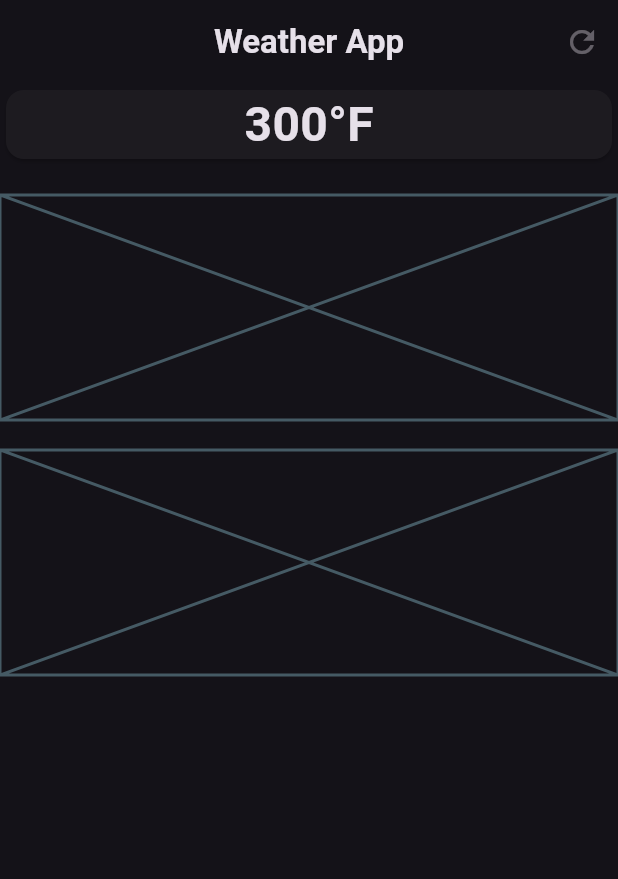
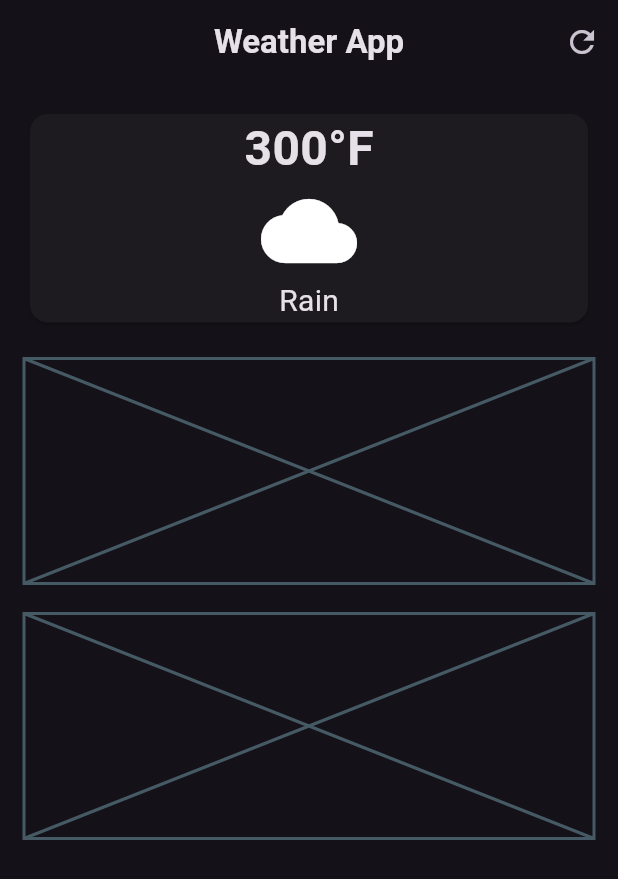
Before and after one commit to naimul-hasan-sabbir/weather-info-app, a Flutter app: the screen it shows after launch, on a phone screen of 412 x 824 dp. Shown: the top 879 px of the screen. Run offline on Flutter 3.47's test engine with Material 2 defaults, Android fonts, the light colour scheme and no system bars.

Commit message:
upper layout design

```diff
--- a/lib/weather_screen.dart
+++ b/lib/weather_screen.dart
@@ -13,27 +13,47 @@ class WeatherScreen extends StatelessWidget {
         ),
         centerTitle: true,
         actions: [
-          IconButton(onPressed: () {
-            print("refresh")
-          }, icon: const Icon(Icons.refresh)),
+          IconButton(onPressed: () {}, icon: const Icon(Icons.refresh)),
         ],
       ),
-      body: Column(children: [
+      body: Padding(
+        padding: const EdgeInsets.all(16.0),
+        child: Column(children: [
           SizedBox(
             width: double.infinity,
-          child: Card(child: Column(
-            children: [
-              Text('300°F', style: TextStyle(fontSize: 32, fontWeight: FontWeight.bold),),
+            child: Card(
+              child: Column(
+                children: const [
+                  Text(
+                    '300°F',
+                    style: TextStyle(fontSize: 32, fontWeight: FontWeight.bold),
+                  ),
+                  Icon(
+                    Icons.cloud,
+                    size: 64,
+                  ),
+                  Text(
+                    'Rain',
+                    style: TextStyle(fontSize: 20),
+                  ),
                 ],
-          ),),
               ),
-        const SizedBox(height: 20.0,),
+            ),
+          ),
+          const SizedBox(
+            height: 20.0,
+          ),
           const Placeholder(
             fallbackHeight: 150,
           ),
-        const SizedBox(height: 20.0,),
-        const Placeholder(fallbackHeight: 150,)
+          const SizedBox(
+            height: 20.0,
+          ),
+          const Placeholder(
+            fallbackHeight: 150,
+          )
         ]),
+      ),
     );
   }
 }
```
Lines whose indentation alone changed are shown as unchanged.
